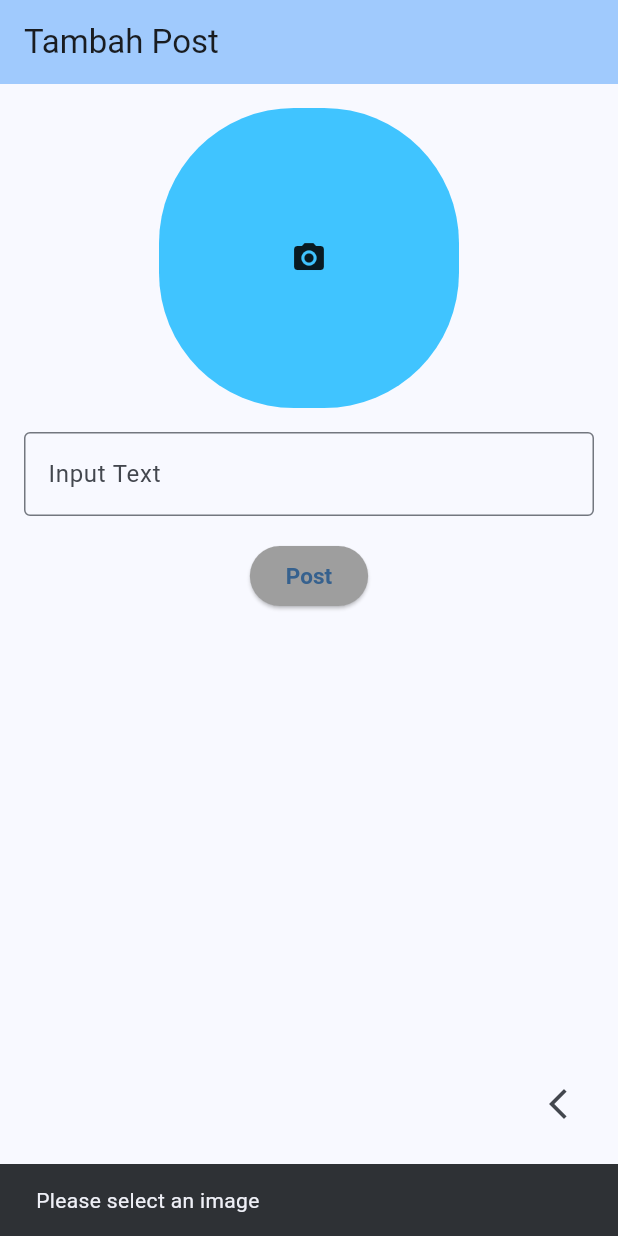
After one commit to Irfan0535/Fasum, a Flutter app: the screen it shows once a user with an empty profile is signed in, after a tap on the "add" icon, after a tap on "Post", on a phone screen of 412 x 824 dp. The commit adds this screen. Run offline on Flutter 3.47's test engine with Material 3 defaults, Android fonts, the phone set to English and light mode, and no system bars; our stand-ins replace cloud_firestore, firebase_auth, firebase_core, firebase_storage, google_sign_in, image_picker; accounts and stored records are empty.

Commit message:
post screen

```diff
--- a/lib/screens/home_screen.dart
+++ b/lib/screens/home_screen.dart
@@ -1,3 +1,4 @@
+import 'package:fasum/screens/post_screen.dart';
 import 'package:flutter/material.dart';
 import 'package:firebase_auth/firebase_auth.dart';
 import 'package:fasum/screens/sign_in_screen.dart';
@@ -28,6 +29,13 @@ class HomeScreen extends StatelessWidget {
       body: const Center(
         child: Text('You have logged In'),
       ),
+      floatingActionButton: IconButton(
+        onPressed: () {
+          Navigator.of(context).pushReplacement(
+              MaterialPageRoute(builder: (context) => PostScreen()));
+        },
+        icon: const Icon(Icons.add),
+      ),
     );
   }
 }
--- /dev/null
+++ b/lib/screens/post_screen.dart
@@ -0,0 +1,158 @@
+import 'dart:io';
+import 'package:cloud_firestore/cloud_firestore.dart';
+import 'package:fasum/screens/home_screen.dart';
+import 'package:firebase_storage/firebase_storage.dart';
+import 'package:flutter/material.dart';
+import 'package:image_picker/image_picker.dart';
+
+class PostScreen extends StatefulWidget {
+  @override
+  _AddPostScreenState createState() => _AddPostScreenState();
+}
+
+class _AddPostScreenState extends State<PostScreen> {
+  final _TextController = TextEditingController();
+  final ImagePicker _picker = ImagePicker();
+  XFile? _image;
+
+  @override
+  Widget build(BuildContext context) {
+    return Scaffold(
+      appBar: AppBar(
+        title: Text('Tambah Post'),
+        backgroundColor: Theme.of(context).colorScheme.inversePrimary,
+      ),
+      floatingActionButton: IconButton(
+          onPressed: () {
+            Navigator.of(context).pushReplacement(
+                MaterialPageRoute(builder: (context) => const HomeScreen()));
+          },
+          icon: Icon(Icons.arrow_back_ios_new_outlined)),
+      body: Padding(
+        padding: const EdgeInsets.all(16.0),
+        child: Column(
+          children: [
+            GestureDetector(
+              onTap: () async {
+                await _showImageSourceDialog();
+              },
+              child: Container(
+                width: 200,
+                height: 200,
+                decoration: BoxDecoration(
+                    color: Colors.lightBlueAccent,
+                    borderRadius: BorderRadius.circular(90)),
+                child: _image != null
+                    ? Image.file(File(_image!.path))
+                    : Icon(Icons.camera_alt),
+              ),
+            ),
+            SizedBox(height: 16),
+            TextField(
+              controller: _TextController,
+              decoration: InputDecoration(
+                hintText: 'Input Text',
+                border: OutlineInputBorder(),
+              ),
+            ),
+            SizedBox(height: 16),
+            ElevatedButton(
+              style: ElevatedButton.styleFrom(
+                  backgroundColor: Colors.grey,
+                  textStyle: TextStyle(
+                    fontSize: 15,
+                    fontWeight: FontWeight.bold,
+                  )),
+              onPressed: () async {
+                if (_image == null) {
+                  ScaffoldMessenger.of(context).showSnackBar(
+                    SnackBar(content: Text('Please select an image')),
+                  );
+                  return;
+                }
+
+                Reference referenceRoot = FirebaseStorage.instance.ref();
+                Reference referenceDirImages = referenceRoot.child("images");
+                Reference referenceImagesToUpload =
+                    referenceDirImages.child(_image!.path.split("/").last);
+
+                try {
+                  final uploadTask =
+                      await referenceImagesToUpload.putFile(File(_image!.path));
+                  final downloadUrl = await uploadTask.ref.getDownloadURL();
+
+                  // Add Firebase Cloud Firestore functionality here
+                  final CollectionReference posts =
+                      FirebaseFirestore.instance.collection('test');
+                  await posts.add({
+                    'text': _TextController.text,
+                    'image_url': downloadUrl,
+                    'timestamp': Timestamp.now(),
+                  });
+
+                  ScaffoldMessenger.of(context).showSnackBar(
+                    SnackBar(content: Text('Image uploaded successfully')),
+                  );
+
+                  Navigator.of(context).pushReplacement(MaterialPageRoute(
+                      builder: (context) => const HomeScreen()));
+                } catch (e) {
+                  ScaffoldMessenger.of(context).showSnackBar(
+                    SnackBar(content: Text('Error uploading image: $e')),
+                  );
+                }
+              },
+              child: Text('Post'),
+            ),
+          ],
+        ),
+      ),
+    );
+  }
+
+  Future<void> _showImageSourceDialog() async {
+    await showDialog(
+      context: context,
+      builder: (context) => AlertDialog(
+        title: Text('Pilih Sumber Gambar'),
+        content: Column(
+          mainAxisSize: MainAxisSize.min,
+          children: [
+            ListTile(
+              title: Text('Open Camera'),
+              onTap: () async {
+                Navigator.of(context).pop();
+                final pickedFile =
+                    await _picker.pickImage(source: ImageSource.camera);
+                if (pickedFile != null) {
+                  setState(() {
+                    _image = pickedFile;
+                  });
+                }
+              },
+            ),
+            ListTile(
+              title: Text('Pick From Gallery'),
+              onTap: () async {
+                Navigator.of(context).pop();
+                final pickedFile =
+                    await _picker.pickImage(source: ImageSource.gallery);
+                if (pickedFile != null) {
+                  setState(() {
+                    _image = pickedFile;
+                  });
+                }
+              },
+            ),
+          ],
+        ),
+      ),
+    );
+  }
+
+  @override
+  void dispose() {
+    _TextController.dispose();
+    super.dispose();
+  }
+}
--- a/lib/screens/sign_in_screen.dart
+++ b/lib/screens/sign_in_screen.dart
@@ -2,6 +2,15 @@ import 'package:flutter/material.dart';
 import 'package:firebase_auth/firebase_auth.dart';
 import 'package:fasum/screens/home_screen.dart';
 import 'package:fasum/screens/sign_up_screen.dart';
+import 'package:google_sign_in/google_sign_in.dart';
+
+final googleSignIn = GoogleSignIn(
+  scopes: [
+    'email',
+  ],
+  clientId:
+      '410302709481-dj10c7h49tkmv1s63m9m1h7obuje4tbd.apps.googleusercontent.com',
+);
 
 class SignInScreen extends StatefulWidget {
   const SignInScreen({super.key});
@@ -13,6 +22,32 @@ class SignInScreenState extends State<SignInScreen> {
   final _emailController = TextEditingController();
   final _passwordController = TextEditingController();
   String _errorMessage = '';
+
+  Future<void> _signInWIthGoogle() async {
+    try {
+      final GoogleSignInAccount? googleUser = await googleSignIn.signIn();
+      if (googleUser != null) {
+        final GoogleSignInAuthentication googleAuth =
+            await googleUser.authentication;
+        final credential = GoogleAuthProvider.credential(
+          accessToken: googleAuth.accessToken,
+          idToken: googleAuth.idToken,
+        );
+        await FirebaseAuth.instance.signInWithCredential(credential);
+        Navigator.of(context).pushReplacement(
+          MaterialPageRoute(builder: (context) => const HomeScreen()),
+        );
+      }
+    } catch (error) {
+      setState(() {
+        _errorMessage = error.toString();
+      });
+      ScaffoldMessenger.of(context).showSnackBar(SnackBar(
+        content: Text(_errorMessage),
+      ));
+    }
+  }
+
   @override
   Widget build(BuildContext context) {
     return Scaffold(
@@ -123,6 +158,18 @@ class SignInScreenState extends State<SignInScreen> {
                 },
                 child: const Text('Don\'t have an account? Sign up'),
               ),
+              const SizedBox(height: 32.0),
+              ElevatedButton.icon(
+                  onPressed: _signInWIthGoogle,
+                  icon: SizedBox(
+                    width: 24.0,
+                    height: 24.0,
+                    child: Image.asset('assets/images/icongoogle.png'),
+                  ),
+                  label: const Text(
+                    'Sign In with Google',
+                  )),
+              const SizedBox(height: 16.0),
             ],
           ),
         ),
--- a/pubspec.yaml
+++ b/pubspec.yaml
@@ -38,6 +38,10 @@ dependencies:
   firebase_core: ^2.27.2
   firebase_auth: ^4.18.0
   google_sign_in: ^6.2.1
+  firebase_storage: ^11.7.5
+  cloud_firestore: ^4.17.3
+  image_picker: ^1.1.1
+  camera: ^0.11.0
 
 dev_dependencies:
   flutter_test:
```
Also changed, not shown: pubspec.lock, 5 other files.
